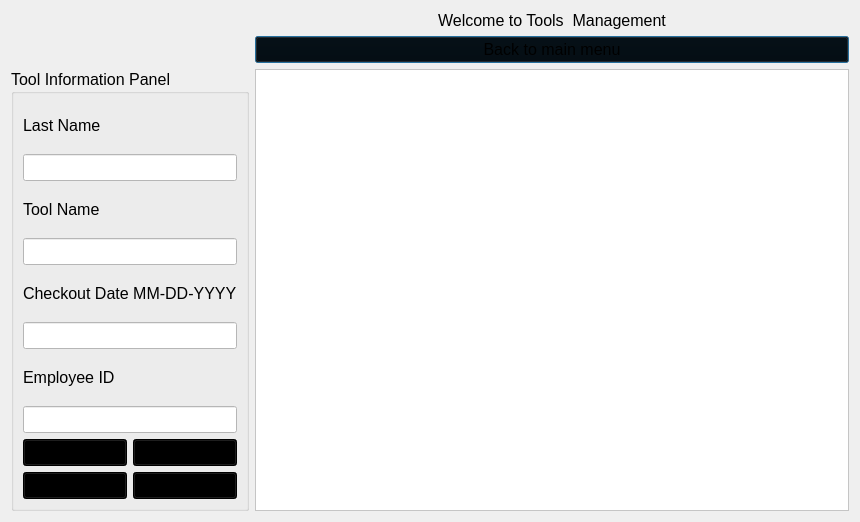
erynjohn/Employee-Database, file Login/tools.ui: the form before one commit.
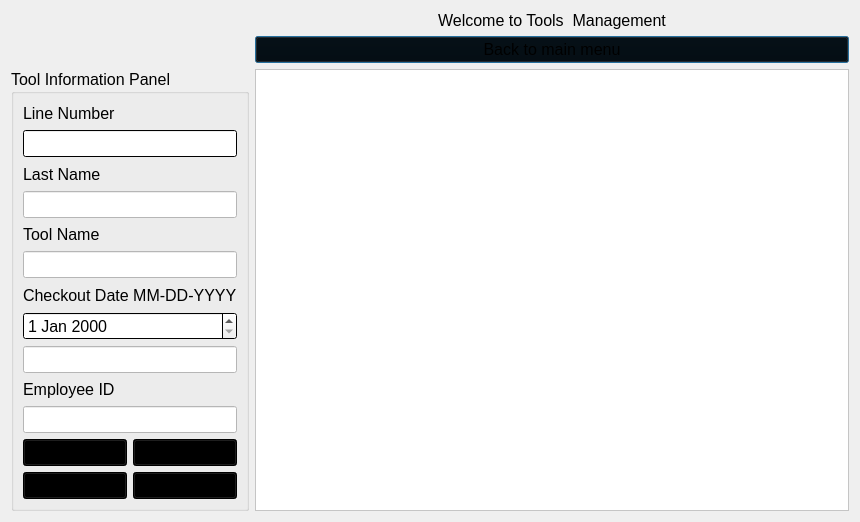
The form after the commit.

```diff
--- a/Login/tools.ui
+++ b/Login/tools.ui
@@ -631,6 +631,19 @@
       <string>Tool Information Panel</string>
      </property>
      <layout class="QVBoxLayout" name="verticalLayout">
+      <item>
+       <widget class="QLabel" name="label">
+        <property name="text">
+         <string>Line Number</string>
+        </property>
+        <property name="buddy">
+         <cstring>lineEdit</cstring>
+        </property>
+       </widget>
+      </item>
+      <item>
+       <widget class="QLineEdit" name="lineEdit"/>
+      </item>
       <item>
        <widget class="QLabel" name="label_empid">
         <property name="palette">
@@ -902,9 +915,9 @@
            <colorrole role="Window">
             <brush brushstyle="SolidPattern">
              <color alpha="255">
-              <red>0</red>
-              <green>0</green>
-              <blue>0</blue>
+              <red>255</red>
+              <green>255</green>
+              <blue>255</blue>
              </color>
             </brush>
            </colorrole>
@@ -931,9 +944,9 @@
            <colorrole role="Window">
             <brush brushstyle="SolidPattern">
              <color alpha="255">
-              <red>0</red>
-              <green>0</green>
-              <blue>0</blue>
+              <red>255</red>
+              <green>255</green>
+              <blue>255</blue>
              </color>
             </brush>
            </colorrole>
@@ -951,18 +964,18 @@
            <colorrole role="Base">
             <brush brushstyle="SolidPattern">
              <color alpha="255">
-              <red>0</red>
-              <green>0</green>
-              <blue>0</blue>
+              <red>255</red>
+              <green>255</green>
+              <blue>255</blue>
              </color>
             </brush>
            </colorrole>
            <colorrole role="Window">
             <brush brushstyle="SolidPattern">
              <color alpha="255">
-              <red>0</red>
-              <green>0</green>
-              <blue>0</blue>
+              <red>255</red>
+              <green>255</green>
+              <blue>255</blue>
              </color>
             </brush>
            </colorrole>
@@ -1245,9 +1258,9 @@
            <colorrole role="Window">
             <brush brushstyle="SolidPattern">
              <color alpha="255">
-              <red>0</red>
-              <green>0</green>
-              <blue>0</blue>
+              <red>255</red>
+              <green>255</green>
+              <blue>255</blue>
              </color>
             </brush>
            </colorrole>
@@ -1274,9 +1287,9 @@
            <colorrole role="Window">
             <brush brushstyle="SolidPattern">
              <color alpha="255">
-              <red>0</red>
-              <green>0</green>
-              <blue>0</blue>
+              <red>255</red>
+              <green>255</green>
+              <blue>255</blue>
              </color>
             </brush>
            </colorrole>
@@ -1294,18 +1307,18 @@
            <colorrole role="Base">
             <brush brushstyle="SolidPattern">
              <color alpha="255">
-              <red>0</red>
-              <green>0</green>
-              <blue>0</blue>
+              <red>255</red>
+              <green>255</green>
+              <blue>255</blue>
              </color>
             </brush>
            </colorrole>
            <colorrole role="Window">
             <brush brushstyle="SolidPattern">
              <color alpha="255">
-              <red>0</red>
-              <green>0</green>
-              <blue>0</blue>
+              <red>255</red>
+              <green>255</green>
+              <blue>255</blue>
              </color>
             </brush>
            </colorrole>
@@ -1568,6 +1581,9 @@
         </property>
        </widget>
       </item>
+      <item>
+       <widget class="QDateEdit" name="dateEdit"/>
+      </item>
       <item>
        <widget class="QLineEdit" name="lineEdit_checkout">
         <property name="palette">
@@ -1594,9 +1610,9 @@
            <colorrole role="Window">
             <brush brushstyle="SolidPattern">
              <color alpha="255">
-              <red>0</red>
-              <green>0</green>
-              <blue>0</blue>
+              <red>255</red>
+              <green>255</green>
+              <blue>255</blue>
              </color>
             </brush>
            </colorrole>
@@ -1623,9 +1639,9 @@
            <colorrole role="Window">
             <brush brushstyle="SolidPattern">
              <color alpha="255">
-              <red>0</red>
-              <green>0</green>
-              <blue>0</blue>
+              <red>255</red>
+              <green>255</green>
+              <blue>255</blue>
              </color>
             </brush>
            </colorrole>
@@ -1643,18 +1659,18 @@
            <colorrole role="Base">
             <brush brushstyle="SolidPattern">
              <color alpha="255">
-              <red>0</red>
-              <green>0</green>
-              <blue>0</blue>
+              <red>255</red>
+              <green>255</green>
+              <blue>255</blue>
              </color>
             </brush>
            </colorrole>
            <colorrole role="Window">
             <brush brushstyle="SolidPattern">
              <color alpha="255">
-              <red>0</red>
-              <green>0</green>
-              <blue>0</blue>
+              <red>255</red>
+              <green>255</green>
+              <blue>255</blue>
              </color>
             </brush>
            </colorrole>
```
Left out of the diff: 48 changed lines with no effect on the pictures.
